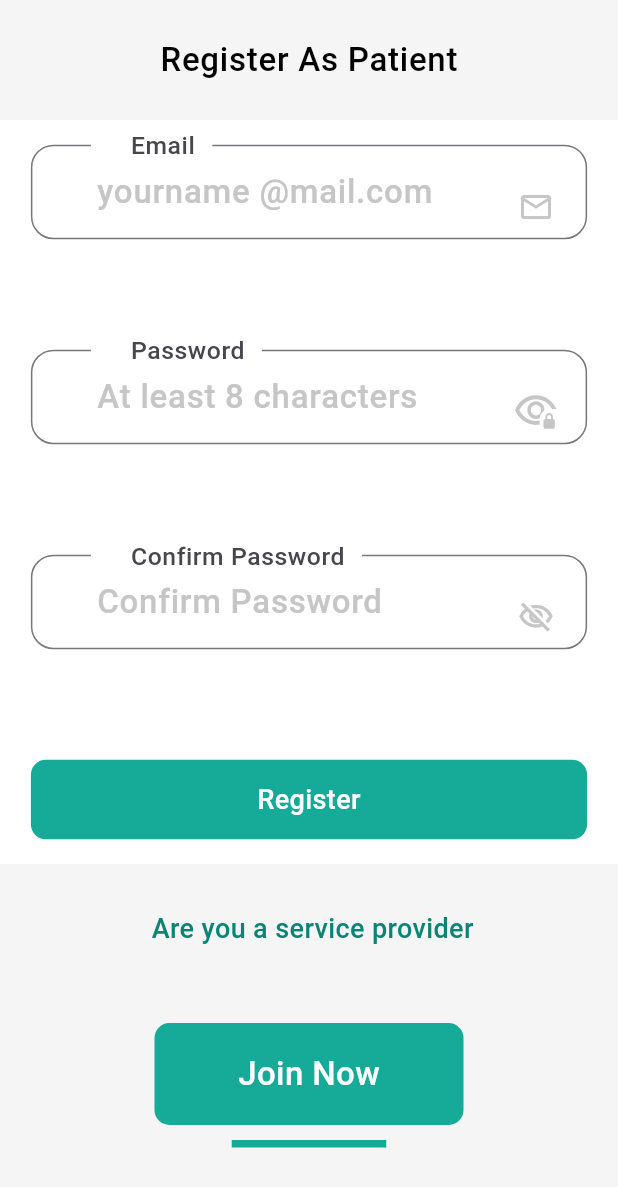
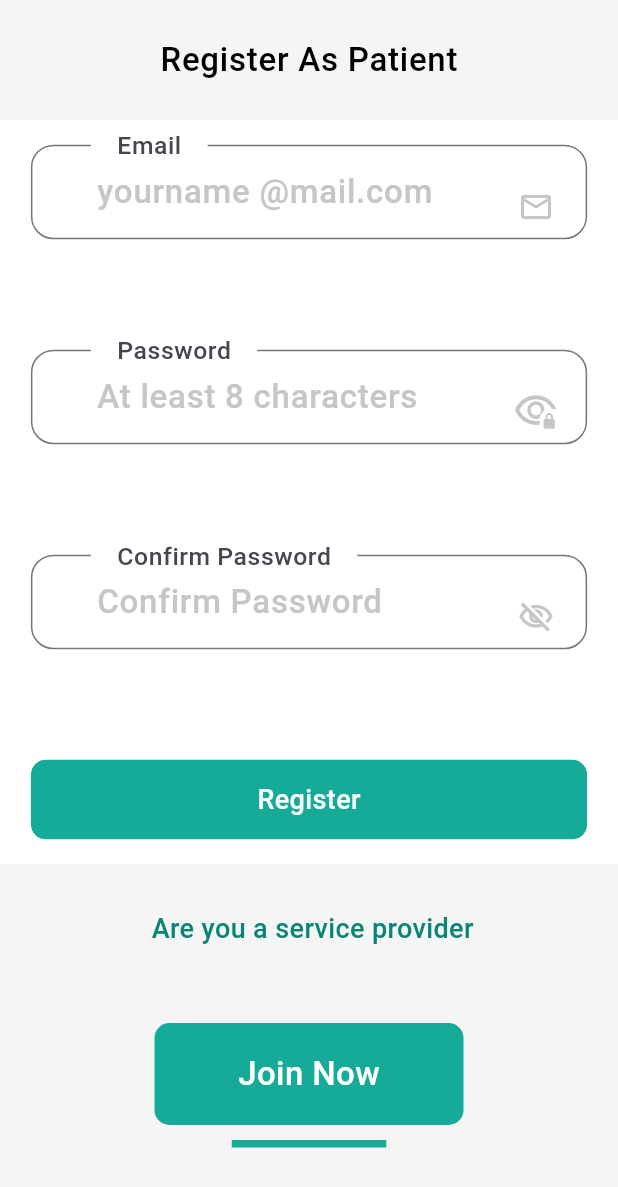
Before and after one commit to Kinan11z/Med_Sal, a Flutter app: the HomePage screen opened by its route, after a tap on "Register", on a phone screen of 412 x 824 dp. Shown: the top 1187 px of the screen. Run offline on Flutter 3.47's test engine with Material 3 defaults, Android fonts, the phone set to English and light mode, and no system bars; our stand-ins replace expansion_tile_card, flutter_svg, get, syncfusion_flutter_datepicker; missing offline and left inert: animated_pin_input_text_field; Roboto replaces fonts that are missing (KronaOne).

Commit message:
med_sal App

```diff
--- a/lib/view/screen/auth/forgot_password.dart
+++ b/lib/view/screen/auth/forgot_password.dart
@@ -45,7 +45,7 @@ class ForgotPassword extends StatelessWidget {
                   },
                   controller: forgotPasswordController.email,
                   hintText: 'yourname @mail.com',
-                  labelText: 'Email',
+                  labelText: '   Email   ',
                   suffixIcon: const Icon(Icons.mail_outline),
                 ),
               ),
--- a/lib/view/screen/auth/login.dart
+++ b/lib/view/screen/auth/login.dart
@@ -42,7 +42,7 @@ class Login extends StatelessWidget {
                     return validate(type: 'email', min: 10, max: 40, val: val!);
                   },
                   hintText: 'yourname @mail.com',
-                  labelText: 'Email',
+                  labelText: '   Email   ',
                   suffixIcon: const Icon(Icons.mail_outline),
                 ),
               ),
@@ -57,7 +57,7 @@ class Login extends StatelessWidget {
                         type: 'password', min: 10, max: 40, val: val!);
                   },
                   hintText: '********',
-                  labelText: 'Password',
+                  labelText: '   Password   ',
                   suffixIcon: SvgPicture.asset(
                     AppIcons.visibilityLock,
                   ),
--- a/lib/view/screen/auth/register.dart
+++ b/lib/view/screen/auth/register.dart
@@ -53,7 +53,7 @@ class RegisterPage extends StatelessWidget {
                                 type: 'email', min: 10, max: 40, val: val!);
                           },
                           hintText: 'yourname @mail.com',
-                          labelText: 'Email',
+                          labelText: '   Email   ',
                           suffixIcon: const Icon(Icons.mail_outline),
                         ),
                       ),
@@ -67,7 +67,7 @@ class RegisterPage extends StatelessWidget {
                                 type: 'password', min: 10, max: 40, val: val!);
                           },
                           hintText: 'At least 8 characters',
-                          labelText: 'Password',
+                          labelText: '   Password   ',
                           suffixIcon: SvgPicture.asset(
                             AppIcons.visibilityLock,
                           ),
@@ -83,7 +83,7 @@ class RegisterPage extends StatelessWidget {
                           },
                           controller: registerController.confirmPassword,
                           hintText: 'Confirm Password',
-                          labelText: 'Confirm Password',
+                          labelText: '   Confirm Password   ',
                           suffixIcon: const Icon(Icons.visibility_off_outlined),
                         ),
                       ),
--- a/lib/view/screen/auth/reset_password.dart
+++ b/lib/view/screen/auth/reset_password.dart
@@ -40,7 +40,7 @@ class ResetPassword extends StatelessWidget {
                   },
                   controller: resetPasswordController.password,
                   hintText: '**********',
-                  labelText: 'New Password',
+                  labelText: '   New Password   ',
                   suffixIcon: SvgPicture.asset(
                     AppIcons.visibilityLock,
                   ),
@@ -60,7 +60,7 @@ class ResetPassword extends StatelessWidget {
                   },
                   controller: resetPasswordController.confirmPassword,
                   hintText: '**********',
-                  labelText: 'Confirm Password',
+                  labelText: '   Confirm Password   ',
                   suffixIcon: const Icon(Icons.visibility_off_outlined),
                 ),
                 //********************  Change Password Button  ******************* */
--- a/lib/view/screen/homepage/homepage.dart
+++ b/lib/view/screen/homepage/homepage.dart
@@ -20,7 +20,6 @@ class HomePage extends StatelessWidget {
   Widget build(BuildContext context) {
     HomePageController homePageController = Get.put(HomePageController());
     double width = MediaQuery.sizeOf(context).width;
-    // double height = MediaQuery.sizeOf(context).height;
     return Scaffold(
       endDrawer: const Drawer(child: DrawerColumn()),
       appBar: AppBar(
--- a/lib/view/screen/state_booking/add_product.dart
+++ b/lib/view/screen/state_booking/add_product.dart
@@ -40,7 +40,7 @@ class AddProductPage extends StatelessWidget {
                       type: 'Name of Service', min: 10, max: 40, val: val!);
                 },
                 hintText: 'Pleas Enter Name of Service',
-                labelText: 'Enter Name of Service',
+                labelText: '   Enter Name of Service   ',
                 suffixIcon: const Icon(Icons.edit_outlined),
               ),
               SizedBox(height: height * 0.05),
@@ -52,7 +52,7 @@ class AddProductPage extends StatelessWidget {
                       type: 'Cost Service', min: 10, max: 40, val: val!);
                 },
                 hintText: 'Pleas Enter Cost',
-                labelText: 'Enter Cost',
+                labelText: '   Enter Cost   ',
                 suffixIcon: const Icon(Icons.edit_outlined),
               ),
               //************* Yes Or No Button  ************** */
@@ -63,7 +63,7 @@ class AddProductPage extends StatelessWidget {
               TextFormFieldRegister(
                 controller: addProductController.discount,
                 hintText: 'Pleas Enter Discount %',
-                labelText: 'Enter Discount',
+                labelText: '   Enter Discount   ',
                 suffixIcon: const Icon(Icons.edit_outlined),
               ),
               //***************   Confirm Button   ************** */
--- a/lib/view/widgets/homepage/clients_say.dart
+++ b/lib/view/widgets/homepage/clients_say.dart
@@ -8,6 +8,8 @@ class ClientSay extends StatelessWidget {
 
   @override
   Widget build(BuildContext context) {
+    double width = MediaQuery.sizeOf(context).width;
+    double height = MediaQuery.sizeOf(context).height;
     return Column(
       children: [
         //******************* Container and Text *******************//
@@ -52,7 +54,7 @@ class ClientSay extends StatelessWidget {
         Stack(
           children: [
             Container(
-              width: 350,
+              width: width,
               height: 191,
               decoration: const BoxDecoration(
                 image: DecorationImage(image: AssetImage(AppImages.background)),
@@ -64,7 +66,10 @@ class ClientSay extends StatelessWidget {
               ),
               //******************* Text *******************//
               child: Padding(
-                padding: const EdgeInsets.only(left: 30, right: 20, top: 10),
+                padding: EdgeInsets.only(
+                    left: width * 0.07,
+                    right: width * 0.05,
+                    top: height * 0.02),
                 child: Text(
                   'Lorem ipsum dolor sit amet consectetur.Lorem ipsum dolor sit amet consectetur.',
                   style: Theme.of(context)
@@ -75,10 +80,10 @@ class ClientSay extends StatelessWidget {
               ),
             ),
             //******************* Person Image *******************//
-            const Positioned(
-              top: 60,
-              left: 271,
-              child: SizedBox(
+            Positioned(
+              top: height * 0.08,
+              left: width * 0.68,
+              child: const SizedBox(
                   width: 74,
                   height: 87,
                   child: CircleAvatar(
@@ -86,10 +91,10 @@ class ClientSay extends StatelessWidget {
                   )),
             ),
             //******************* Person name *******************//
-            const Positioned(
-              top: 140,
-              left: 150,
-              child: Text(
+            Positioned(
+              top: height * 0.18,
+              left: width * 0.4,
+              child: const Text(
                 'Lara Khalili',
               ),
             )
--- a/lib/view/widgets/register/textformfield_register.dart
+++ b/lib/view/widgets/register/textformfield_register.dart
@@ -26,10 +26,7 @@ class TextFormFieldRegister extends StatelessWidget {
       decoration: InputDecoration(
           hintText: hintText,
           hintStyle: const TextStyle(color: AppColors.greyColor),
-          label: Padding(
-            padding: const EdgeInsets.only(left: 30, right: 10),
-            child: Text(labelText),
-          ),
+          label: Text(labelText),
           suffixIconColor: AppColors.greyColor,
           floatingLabelBehavior: FloatingLabelBehavior.always,
           suffixIcon: Padding(
--- a/lib/view/widgets/state_booking/add_service/add_service_down_textfield.dart
+++ b/lib/view/widgets/state_booking/add_service/add_service_down_textfield.dart
@@ -17,7 +17,7 @@ class AddServiceDownTextField extends StatelessWidget {
         TextFormFieldRegister(
           controller: addServiceController.discount,
           hintText: 'Pleas Enter Discount %',
-          labelText: 'Enter Discount',
+          labelText: '   Enter Discount   ',
           suffixIcon: const Icon(Icons.edit_outlined),
         ),
         SizedBox(height: height * 0.05),
@@ -25,7 +25,7 @@ class AddServiceDownTextField extends StatelessWidget {
         TextFormFieldRegister(
           controller: addServiceController.totalCost,
           hintText: 'Total Cost',
-          labelText: 'Total Cost',
+          labelText: '   Total Cost   ',
           suffixIcon: const Icon(Icons.edit_outlined),
         ),
       ],
--- a/lib/view/widgets/state_booking/add_service/add_service_top_textfield.dart
+++ b/lib/view/widgets/state_booking/add_service/add_service_top_textfield.dart
@@ -21,7 +21,7 @@ class AddServiceTopTextField extends StatelessWidget {
             return validate(type: 'name', min: 10, max: 40, val: val!);
           },
           hintText: 'Pleas Enter Name of Service',
-          labelText: 'Enter Name of Service',
+          labelText: '   Enter Name of Service   ',
           suffixIcon: const Icon(Icons.edit_outlined),
         ),
         SizedBox(height: height * 0.05),
@@ -32,7 +32,7 @@ class AddServiceTopTextField extends StatelessWidget {
             return validate(type: 'name', min: 10, max: 40, val: val!);
           },
           hintText: 'Pleas Enter Name of Category',
-          labelText: 'Enter Name of Category',
+          labelText: '   Enter Name of Category   ',
           suffixIcon: const Icon(Icons.edit_outlined),
         ),
         SizedBox(height: height * 0.05),
@@ -43,7 +43,7 @@ class AddServiceTopTextField extends StatelessWidget {
             return validate(type: 'name', min: 10, max: 40, val: val!);
           },
           hintText: 'Pleas Enter Cost',
-          labelText: 'Enter Cost',
+          labelText: '   Enter Cost   ',
           suffixIcon: const Icon(Icons.edit_outlined),
         ),
       ],
```
Also changed, not shown: lib/view/screen/auth/register_service_provider/register_service_provider.dart (+7 -6 lines), lib/view/widgets/register_service_provider/text-field_bank_data.dart (+13 -4 lines).
